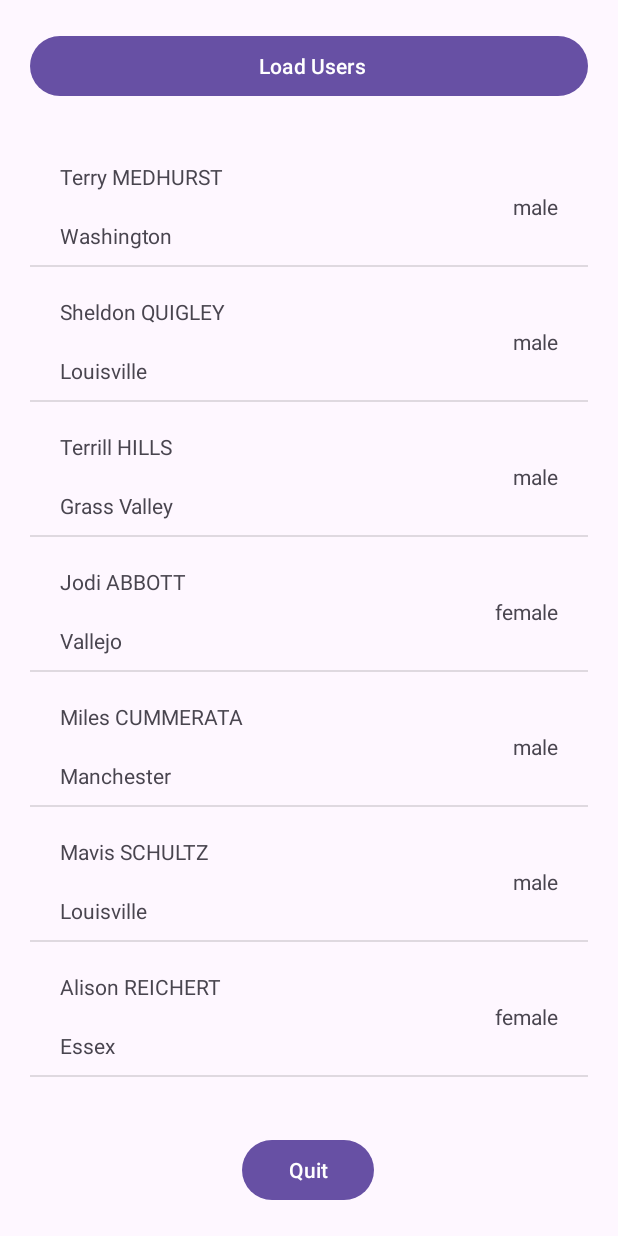
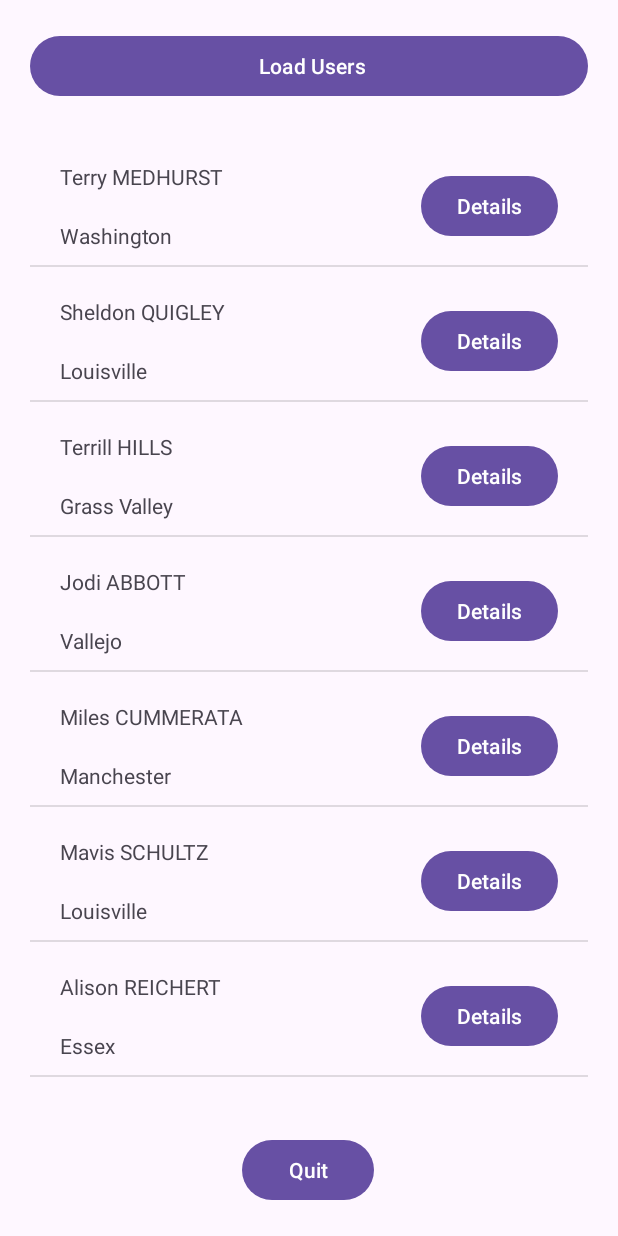
Before and after one commit to KhalidIdouahman/Mini_Project_01, an Android app: the screen it shows after launch (MainActivity), after a tap on "Load Users", on a phone screen of 412 x 824 dp. Run offline under Robolectric (Android 15) with nearby library versions, the phone set to English and light mode, and no system bars.

Commit message:
Display the users in a custom listView + adding details button to show some infos about users in a dialog.

```diff
--- a/app/src/main/java/com/example/miniproject_01/UserAdapter.java
+++ b/app/src/main/java/com/example/miniproject_01/UserAdapter.java
@@ -6,7 +6,10 @@ import android.view.LayoutInflater;
 import android.view.View;
 import android.view.ViewGroup;
 import android.widget.BaseAdapter;
+import android.widget.Button;
 import android.widget.TextView;
+
+import androidx.appcompat.app.AlertDialog;
 
 import java.util.ArrayList;
 
@@ -43,11 +46,17 @@ public class UserAdapter extends BaseAdapter {
 
         TextView userFullName = convertView.findViewById(R.id.user_full_name_tv);
         TextView userCity = convertView.findViewById(R.id.user_city_tv);
-        TextView userGender = convertView.findViewById(R.id.user_gender_tv);
+        Button userDetails = convertView.findViewById(R.id.user_details_btn);
 
         userFullName.setText(user.fullName());
         userCity.setText(user.getCity());
-        userGender.setText(user.getGender());
+        userDetails.setOnClickListener(v -> {
+            AlertDialog.Builder alert = new AlertDialog.Builder(context);
+            alert.setTitle("Details of User " + (position + 1))
+                    .setMessage(user.toString())
+                    .show();
+        });
+
 
         return convertView;
     }
--- a/app/src/main/java/com/example/miniproject_01/UserModel.java
+++ b/app/src/main/java/com/example/miniproject_01/UserModel.java
@@ -1,4 +1,6 @@
 package com.example.miniproject_01;
+
+import androidx.annotation.NonNull;
 
 public class UserModel {
     private String firstName;
@@ -33,4 +35,11 @@ public class UserModel {
     public String fullName() {
         return String.format("%s %s " , this.firstName , this.lastName.toUpperCase());
     }
+
+    @NonNull
+    @Override
+    public String toString() {
+       return String.format("Hello , I'm %s , I'm a %s .\nI live in %s . ", this.fullName() ,
+               this.gender.equals("male") ? "👨" : "👩" , this.city );
+    }
 }
--- a/app/src/main/res/layout/item_user.xml
+++ b/app/src/main/res/layout/item_user.xml
@@ -16,16 +16,6 @@
         app:layout_constraintTop_toTopOf="parent" />
 
     <TextView
-        android:id="@+id/user_gender_tv"
-        android:layout_width="wrap_content"
-        android:layout_height="wrap_content"
-        android:layout_marginEnd="20dp"
-        android:text="gender"
-        app:layout_constraintBottom_toBottomOf="@+id/user_city_tv"
-        app:layout_constraintEnd_toEndOf="parent"
-        app:layout_constraintTop_toTopOf="@+id/user_full_name_tv" />
-
-    <TextView
         android:id="@+id/user_city_tv"
         android:layout_width="wrap_content"
         android:layout_height="wrap_content"
@@ -36,4 +26,14 @@
         app:layout_constraintBottom_toBottomOf="parent"
         app:layout_constraintStart_toStartOf="parent"
         app:layout_constraintTop_toBottomOf="@+id/user_full_name_tv" />
+
+    <Button
+        android:id="@+id/user_details_btn"
+        android:layout_width="wrap_content"
+        android:layout_height="wrap_content"
+        android:layout_marginEnd="20dp"
+        android:text="Details"
+        app:layout_constraintBottom_toBottomOf="@+id/user_city_tv"
+        app:layout_constraintEnd_toEndOf="parent"
+        app:layout_constraintTop_toTopOf="@+id/user_full_name_tv" />
 </androidx.constraintlayout.widget.ConstraintLayout>
```
